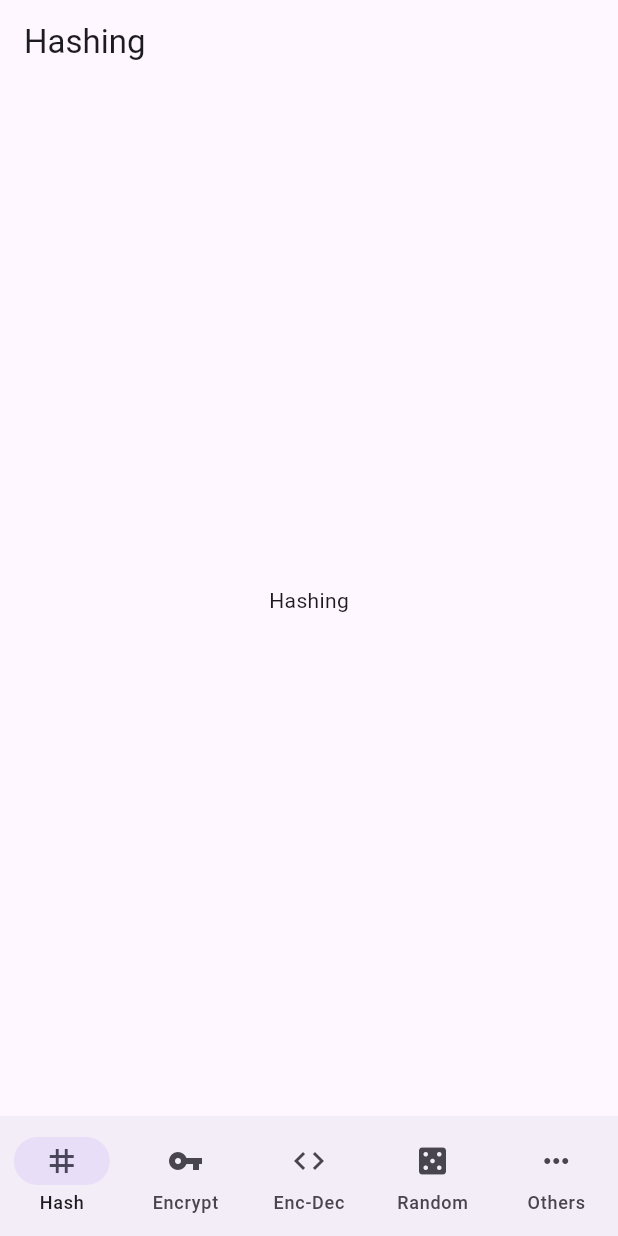
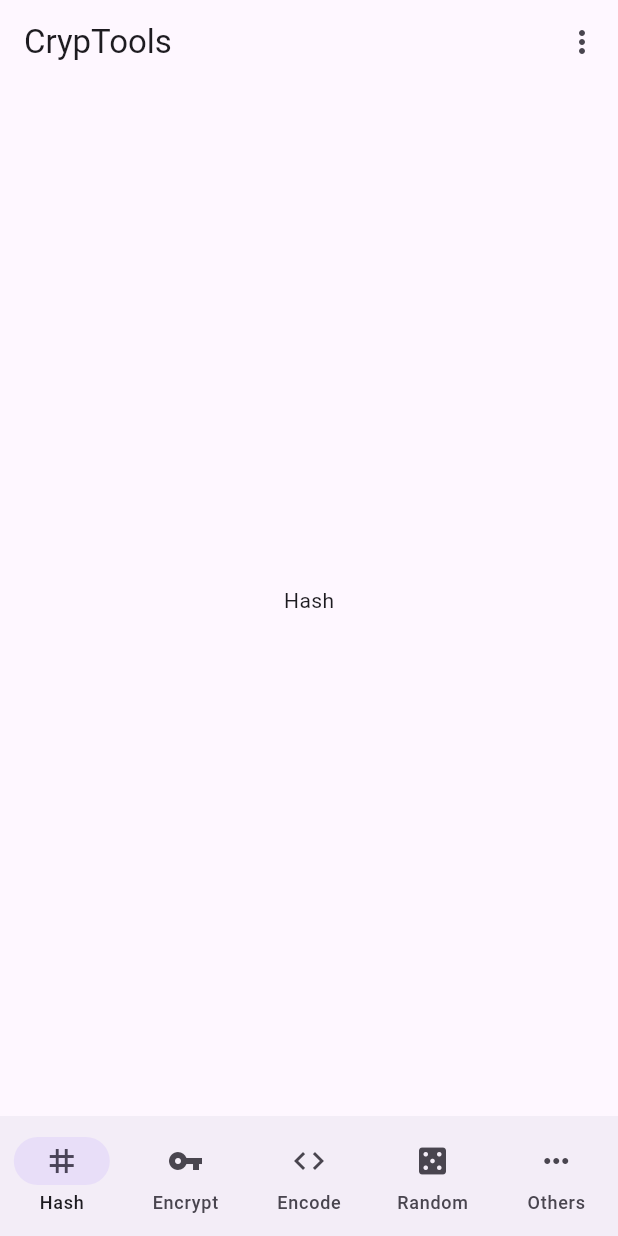
Before and after one commit to rza101/CrypTools, a Flutter app: the screen it shows after launch, on a phone screen of 412 x 824 dp. Run offline on Flutter 3.47's test engine with Material 3 defaults, Android fonts, the light colour scheme and no system bars; our stand-ins replace go_router.

Commit message:
feat: app bar and menu items navigation

```diff
--- a/lib/ui/cryptools_app.dart
+++ b/lib/ui/cryptools_app.dart
@@ -9,6 +9,7 @@
     return MaterialApp.router(
       title: "CrypTools",
       routerConfig: router,
+      debugShowCheckedModeBanner: false,
     );
   }
 }
--- a/lib/ui/navigation/main_scaffold.dart
+++ b/lib/ui/navigation/main_scaffold.dart
@@ -1,6 +1,8 @@
 import 'package:cryptools/ui/navigation/routes.dart';
 import 'package:flutter/material.dart';
 import 'package:go_router/go_router.dart';
+
+enum _ActionMenuItems { history, settings }
 
 class MainScaffold extends StatelessWidget {
   final Widget child;
@@ -13,11 +15,34 @@
     final currentRouteIndex = bottomNavRoutes.indexWhere(
       (route) => location.startsWith(route.path),
     );
-    final currentRoute = bottomNavRoutes[currentRouteIndex];
 
     return Scaffold(
       body: child,
-      appBar: AppBar(title: Text(currentRoute.name ?? "")),
+      appBar: AppBar(
+        title: Text('CrypTools'),
+        actions: [
+          PopupMenuButton(
+            itemBuilder:
+                (context) => [
+                  PopupMenuItem(
+                    value: _ActionMenuItems.history.name,
+                    child: Text('History'),
+                  ),
+                  PopupMenuItem(
+                    value: _ActionMenuItems.settings.name,
+                    child: Text('Settings'),
+                  ),
+                ],
+            onSelected: (value) {
+              if (value == _ActionMenuItems.history.name) {
+                context.push(RoutePaths.history);
+              } else if (value == _ActionMenuItems.settings.name) {
+                context.push(RoutePaths.settings);
+              }
+            },
+          ),
+        ],
+      ),
       bottomNavigationBar: NavigationBar(
         selectedIndex: currentRouteIndex >= 0 ? currentRouteIndex : 0,
         onDestinationSelected:
@@ -25,7 +50,7 @@
         destinations: const [
           NavigationDestination(icon: Icon(Icons.tag), label: 'Hash'),
           NavigationDestination(icon: Icon(Icons.vpn_key), label: 'Encrypt'),
-          NavigationDestination(icon: Icon(Icons.code), label: 'Enc-Dec'),
+          NavigationDestination(icon: Icon(Icons.code), label: 'Encode'),
           NavigationDestination(icon: Icon(Icons.casino), label: 'Random'),
           NavigationDestination(icon: Icon(Icons.more_horiz), label: 'Others'),
         ],
--- a/lib/ui/navigation/routes.dart
+++ b/lib/ui/navigation/routes.dart
@@ -1,66 +1,67 @@
-import 'package:cryptools/ui/screens/encoding/encoding_screen.dart';
-import 'package:cryptools/ui/screens/encryption/encryption_screen.dart';
-import 'package:cryptools/ui/screens/hashing/hashing_screen.dart';
+import 'package:cryptools/ui/screens/encode/encode_screen.dart';
+import 'package:cryptools/ui/screens/encrypt/encrypt_screen.dart';
+import 'package:cryptools/ui/screens/hash/hash_screen.dart';
 import 'package:cryptools/ui/screens/history/history_screen.dart';
 import 'package:cryptools/ui/screens/keygen/keygen_screen.dart';
 import 'package:cryptools/ui/screens/others/others_screen.dart';
 import 'package:cryptools/ui/screens/random/random_screen.dart';
 import 'package:cryptools/ui/screens/settings/settings_screen.dart';
+import 'package:flutter/material.dart';
 import 'package:go_router/go_router.dart';
 
 import 'main_scaffold.dart';
 
+class RoutePaths {
+  static const hash = '/hash';
+  static const encrypt = '/encrypt';
+  static const encode = '/encode';
+  static const random = '/random';
+  static const others = '/others';
+  static const keygen = '/keygen';
+  static const history = '/history';
+  static const settings = '/settings';
+}
+
 final List<GoRoute> bottomNavRoutes = [
-  GoRoute(
-    path: '/hashing',
-    name: 'Hashing',
-    builder: (context, state) => HashingScreen(),
-  ),
-  GoRoute(
-    path: '/encryption',
-    name: 'Encryption',
-    builder: (context, state) => EncryptionScreen(),
-  ),
-  GoRoute(
-    path: '/encoding',
-    name: 'Encoding',
-    builder: (context, state) => EncodingScreen(),
-  ),
-  GoRoute(
-    path: '/random',
-    name: 'Random',
-    builder: (context, state) => RandomScreen(),
-  ),
-  GoRoute(
-    path: '/others',
-    name: 'Others',
-    builder: (context, state) => OthersScreen(),
-  ),
+  GoRoute(path: RoutePaths.hash, builder: (ctx, state) => HashScreen()),
+  GoRoute(path: RoutePaths.encrypt, builder: (ctx, state) => EncryptScreen()),
+  GoRoute(path: RoutePaths.encode, builder: (ctx, state) => EncodeScreen()),
+  GoRoute(path: RoutePaths.random, builder: (ctx, state) => RandomScreen()),
+  GoRoute(path: RoutePaths.others, builder: (ctx, state) => OthersScreen()),
 ];
 
 final bottomNavRoutesPath = bottomNavRoutes.map((route) => route.path).toList();
 
 final GoRouter router = GoRouter(
-  initialLocation: '/hashing',
+  initialLocation: RoutePaths.hash,
   routes: [
     ShellRoute(
-      builder: (context, state, child) => MainScaffold(child: child),
+      builder: (ctx, state, child) => MainScaffold(child: child),
       routes: bottomNavRoutes,
     ),
     GoRoute(
-      path: '/keygen',
-      name: 'Keygen',
-      builder: (context, state) => KeygenScreen(),
+      path: RoutePaths.keygen,
+      builder:
+          (ctx, state) => Scaffold(
+            appBar: AppBar(title: Text('Key Generation')),
+            body: KeygenScreen(),
+          ),
     ),
     GoRoute(
-      path: '/history',
-      name: 'History',
-      builder: (context, state) => HistoryScreen(),
+      path: RoutePaths.history,
+      builder:
+          (ctx, state) => Scaffold(
+            appBar: AppBar(title: Text('History')),
+            body: HistoryScreen(),
+          ),
     ),
     GoRoute(
-      path: '/settings',
-      name: 'Settings',
-      builder: (context, state) => SettingsScreen(),
+      path: RoutePaths.settings,
+      builder:
+          (ctx, state) => Scaffold(
+            appBar: AppBar(title: Text('Settings')),
+            body: SettingsScreen(),
+          ),
     ),
   ],
 );
--- /dev/null
+++ b/lib/ui/screens/encode/encode_screen.dart
@@ -0,0 +1,10 @@
+import 'package:flutter/material.dart';
+
+class EncodeScreen extends StatelessWidget {
+  const EncodeScreen({super.key});
+
+  @override
+  Widget build(BuildContext context) {
+    return const Center(child: Text("Encode/Decode"));
+  }
+}
--- /dev/null
+++ b/lib/ui/screens/hash/hash_screen.dart
@@ -0,0 +1,10 @@
+import 'package:flutter/material.dart';
+
+class HashScreen extends StatelessWidget {
+  const HashScreen({super.key});
+
+  @override
+  Widget build(BuildContext context) {
+    return const Center(child: Text("Hash"));
+  }
+}
--- a/lib/ui/screens/hashing/hashing_screen.dart
+++ /dev/null
@@ -1,10 +0,0 @@
-import 'package:flutter/material.dart';
-
-class HashingScreen extends StatelessWidget {
-  const HashingScreen({super.key});
-
-  @override
-  Widget build(BuildContext context) {
-    return const Center(child: Text("Hashing"));
-  }
-}
```
Also changed, not shown: lib/ui/screens/encoding/encoding_screen.dart (deleted, +0 -10 lines), lib/ui/screens/encrypt/encrypt_screen.dart (added, +10 -0 lines), lib/ui/screens/encryption/encryption_screen.dart (deleted, +0 -10 lines).
